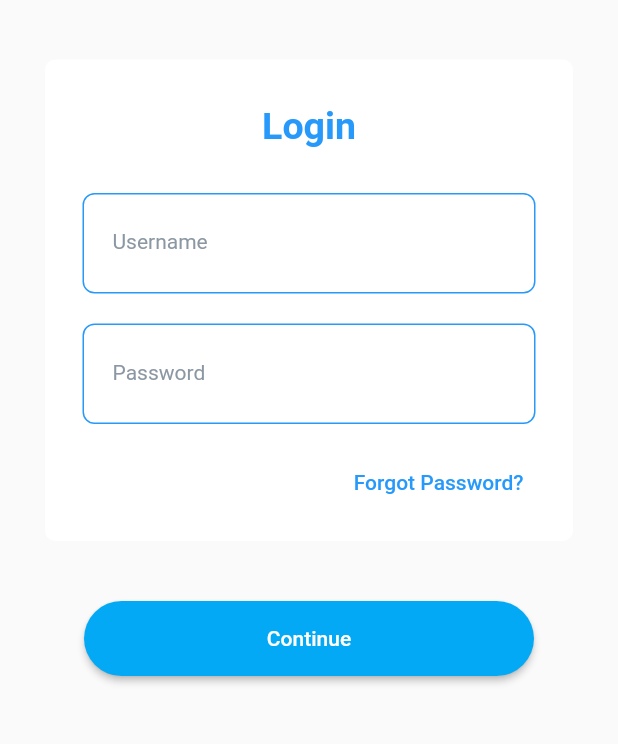
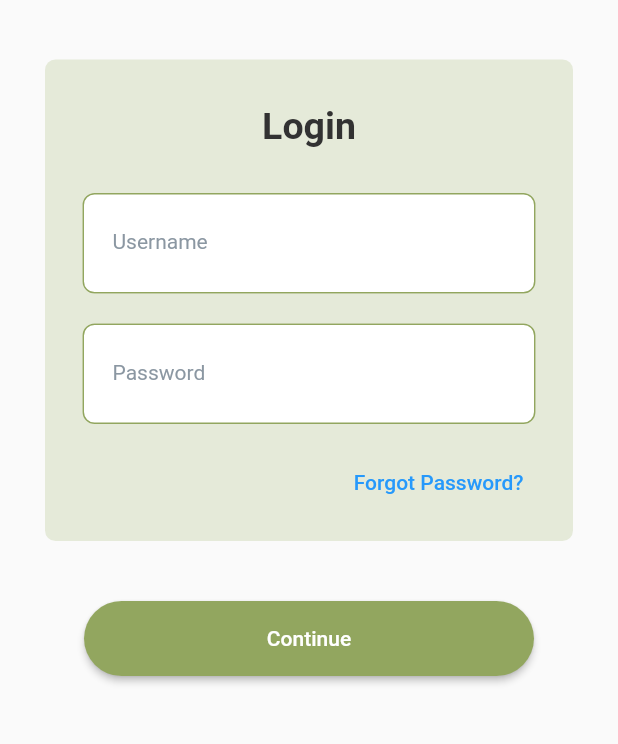
Before and after one commit to ThrivikramGR/nWarehouse-App, a Flutter app: the LoginScreen screen opened directly, on a phone screen of 412 x 824 dp, the part 443-1187 px from its top. Run offline on Flutter 3.47's test engine with Material 2 defaults, Android fonts, the phone set to English and light mode, and no system bars; drawn by our look-alikes of rounded_loading_button; our stand-ins replace cloud_firestore, firebase_auth, firebase_core, flutter_spinkit, line_icons; accounts and stored records are empty; network calls fail.

Commit message:
login screen color scheme changed (green)

```diff
--- a/lib/new_screens/login_home_flow/login_screen.dart
+++ b/lib/new_screens/login_home_flow/login_screen.dart
@@ -49,7 +49,7 @@ class _LoginScreenState extends State<LoginScreen> {
                       padding: EdgeInsets.symmetric(horizontal: 30),
                       child: Container(
                         decoration: BoxDecoration(
-                          color: Colors.white,
+                          color: Color(0xFFE5EAD9),
                           borderRadius: BorderRadius.all(
                             Radius.circular(7),
                           ),
@@ -65,7 +65,7 @@ class _LoginScreenState extends State<LoginScreen> {
                             Text(
                               "Login",
                               style: TextStyle(
-                                color: ColorConfig.primaryBlue,
+                                color: Color(0xFF323232),
                                 fontSize: 25,
                                 fontWeight: FontWeight.bold,
                               ),
@@ -102,6 +102,7 @@ class _LoginScreenState extends State<LoginScreen> {
                     //   ),
                     // ),
                     RoundedLoadingButton(
+                      color: Color(0xFF92A65F),
                       child: Text(
                         'Continue',
                         style: TextStyle(
@@ -221,14 +222,14 @@ class _LoginScreenState extends State<LoginScreen> {
           ),
           enabledBorder: OutlineInputBorder(
             borderSide: BorderSide(
-              color: ColorConfig.primaryBlue,
+              color: Color(0xFF92A65F),
               width: 1,
             ),
             borderRadius: BorderRadius.circular(8),
           ),
           focusedBorder: OutlineInputBorder(
             borderSide: BorderSide(
-              color: ColorConfig.primaryBlue,
+              color: Color(0xFF92A65F),
               width: 2,
             ),
             borderRadius: BorderRadius.circular(
@@ -284,14 +285,14 @@ class _LoginScreenState extends State<LoginScreen> {
           ),
           enabledBorder: OutlineInputBorder(
             borderSide: BorderSide(
-              color: ColorConfig.primaryBlue,
+              color: Color(0xFF92A65F),
               width: 1,
             ),
             borderRadius: BorderRadius.circular(8),
           ),
           focusedBorder: OutlineInputBorder(
             borderSide: BorderSide(
-              color: ColorConfig.primaryBlue,
+              color: Color(0xFF92A65F),
               width: 2,
             ),
             borderRadius: BorderRadius.circular(
--- a/lib/new_screens/warehouse_flow/warehouse_slots_screen.dart
+++ b/lib/new_screens/warehouse_flow/warehouse_slots_screen.dart
@@ -6,6 +6,7 @@ import 'package:flutter_spinkit/flutter_spinkit.dart';
 import 'package:http/http.dart' as http;
 import 'package:iot_project/new_screens/warehouse_flow/select_nodeType_screen.dart';
 import 'package:iot_project/new_screens/warehouse_flow/warehouse_alerts_screen.dart';
+import 'package:iot_project/new_screens/warehouse_flow/warehouse_chooseDetailedReport_screen.dart';
 import 'package:iot_project/new_screens/warehouse_flow/warehouse_profile_screen.dart';
 import 'package:line_icons/line_icons.dart';
 
@@ -123,7 +124,13 @@ class _WarehouseHomeScreenState extends State<WarehouseHomeScreen> {
                       ),
                     ),
                     ElevatedButton(
-                      onPressed: () {},
+                      onPressed: () {
+                        Navigator.of(context).push(
+                          MaterialPageRoute(
+                            builder: (context) => ChooseDetailedReport(),
+                          ),
+                        );
+                      },
                       child: Column(
                         children: [
                           Icon(
```
